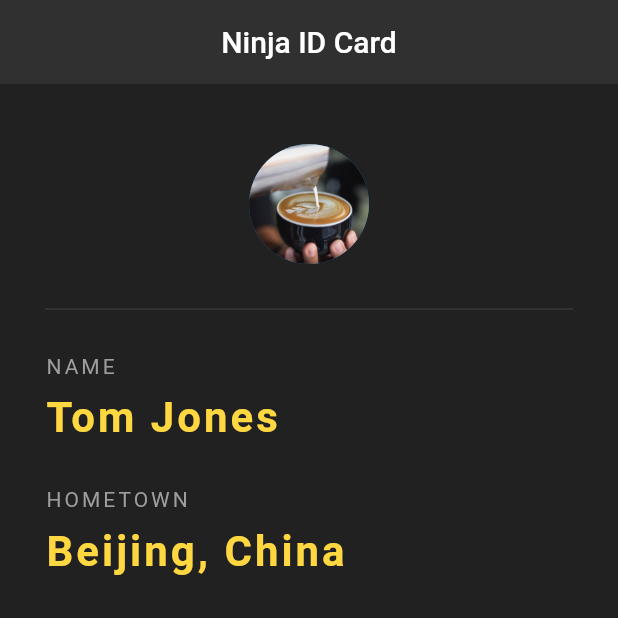
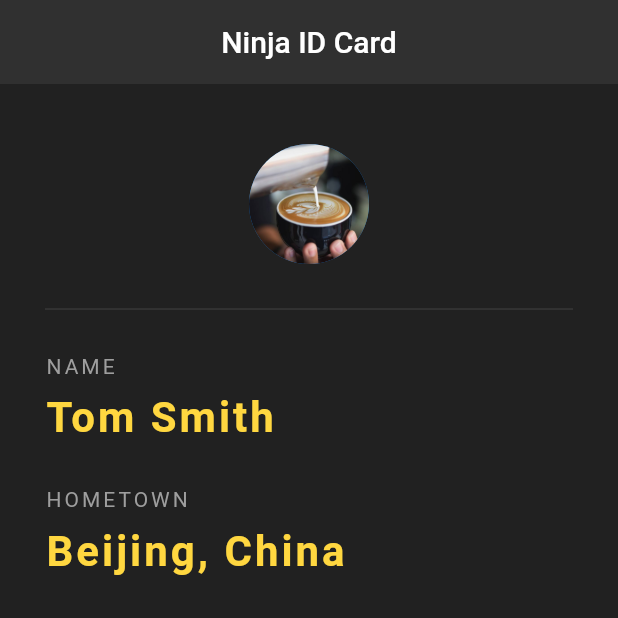
Before and after one commit to alanbar/ninja, a Flutter app: the screen it shows after launch, on a phone screen of 412 x 824 dp, the top half of it. Run offline on Flutter 3.47's test engine with Material 2 defaults, Android fonts, the phone set to English and light mode, and no system bars.

Commit message:
Tom Smith

```diff
--- a/lib/main.dart
+++ b/lib/main.dart
@@ -57,7 +57,7 @@ class _NinjaCardState extends State<NinjaCard> {
             ),
             const SizedBox(height: 10.0),
             Text(
-              'Tom Jones',
+              'Tom Smith',
               style: TextStyle(
                 color: Colors.amberAccent[200],
                 fontWeight: FontWeight.bold,
```
